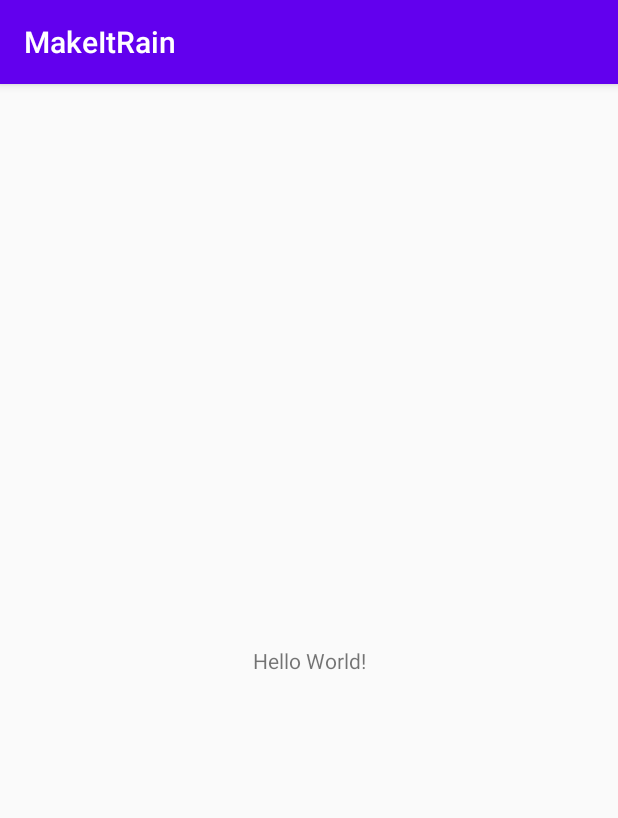
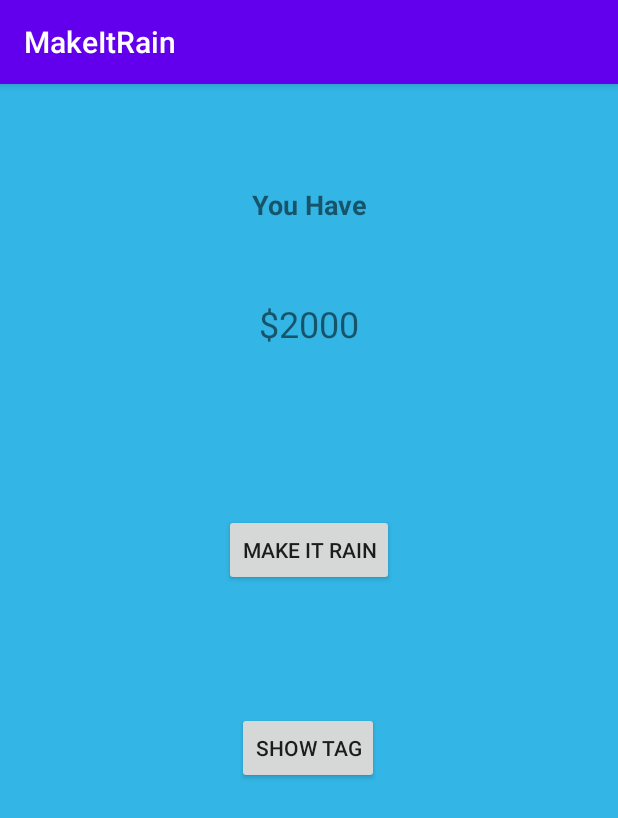
Before and after one commit to collau/bawp_MakeItRain, an Android app: the screen it shows after launch (MainActivity), on a phone screen of 412 x 824 dp. Shown: the top 818 px of the screen. Run offline under Robolectric (Android 15) with nearby library versions, the phone set to English and light mode, and no system bars.

Commit message:
UI Setup

```diff
--- a/app/src/main/res/layout/activity_main.xml
+++ b/app/src/main/res/layout/activity_main.xml
@@ -4,15 +4,50 @@
     xmlns:tools="http://schemas.android.com/tools"
     android:layout_width="match_parent"
     android:layout_height="match_parent"
-    tools:context=".MainActivity">
+    android:background="@android:color/holo_blue_light"
+    tools:context=".MainActivity" >
 
     <TextView
+        android:id="@+id/textView"
+        android:layout_width="wrap_content"
+        android:layout_height="27dp"
+        android:layout_marginTop="68dp"
+        android:text="@string/title"
+        android:textSize="18sp"
+        android:textStyle="bold"
+        app:layout_constraintEnd_toEndOf="parent"
+        app:layout_constraintStart_toStartOf="parent"
+        app:layout_constraintTop_toTopOf="parent" />
+
+    <TextView
+        android:id="@+id/textView2"
+        android:layout_width="wrap_content"
+        android:layout_height="35dp"
+        android:layout_marginTop="48dp"
+        android:text="$2000"
+        android:textSize="24sp"
+        app:layout_constraintEnd_toEndOf="parent"
+        app:layout_constraintStart_toStartOf="parent"
+        app:layout_constraintTop_toBottomOf="@+id/textView" />
+
+    <Button
+        android:id="@+id/button"
         android:layout_width="wrap_content"
         android:layout_height="wrap_content"
-        android:text="Hello World!"
-        app:layout_constraintBottom_toBottomOf="parent"
-        app:layout_constraintLeft_toLeftOf="parent"
-        app:layout_constraintRight_toRightOf="parent"
-        app:layout_constraintTop_toTopOf="parent" />
+        android:layout_marginTop="108dp"
+        android:text="@string/button"
+        app:layout_constraintEnd_toEndOf="parent"
+        app:layout_constraintStart_toStartOf="parent"
+        app:layout_constraintTop_toBottomOf="@+id/textView2" />
 
+    <Button
+        android:id="@+id/showTag"
+        android:layout_width="wrap_content"
+        android:layout_height="wrap_content"
+        android:layout_marginTop="84dp"
+        android:text="@string/show_tag"
+        app:layout_constraintEnd_toEndOf="parent"
+        app:layout_constraintHorizontal_bias="0.498"
+        app:layout_constraintStart_toStartOf="parent"
+        app:layout_constraintTop_toBottomOf="@+id/button" />
 </androidx.constraintlayout.widget.ConstraintLayout>
--- a/app/src/main/res/values/strings.xml
+++ b/app/src/main/res/values/strings.xml
@@ -1,3 +1,6 @@
 <resources>
     <string name="app_name">MakeItRain</string>
+    <string name="title">You Have</string>
+    <string name="button">Make It Rain</string>
+    <string name="show_tag">Show Tag</string>
 </resources>
```
